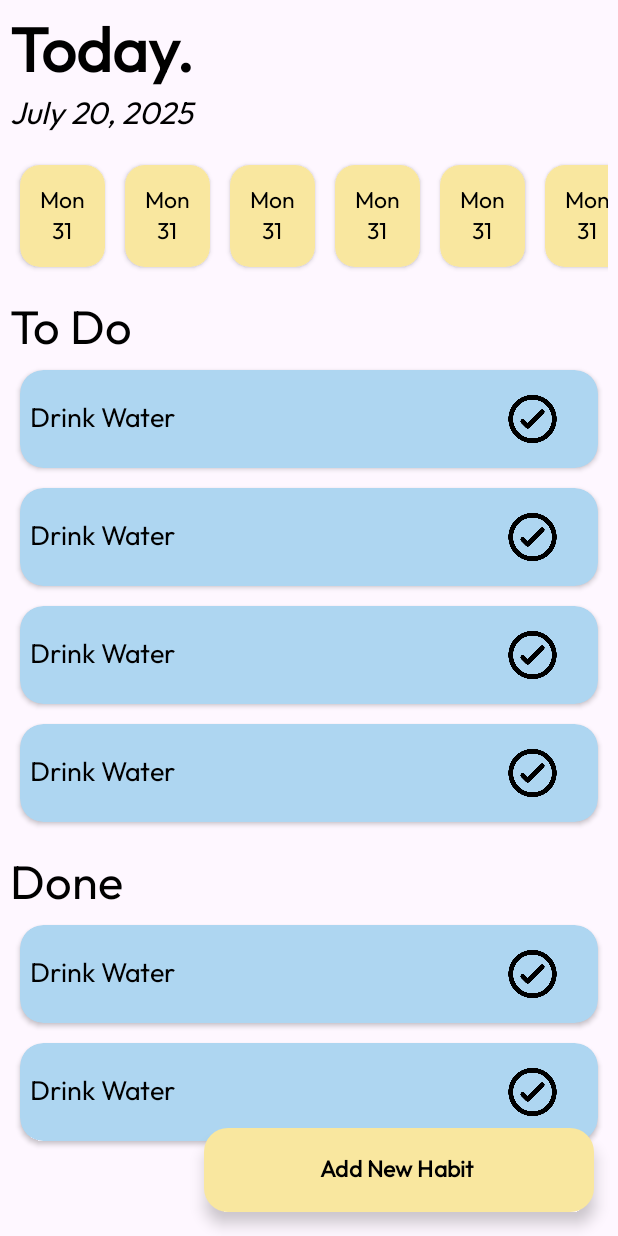
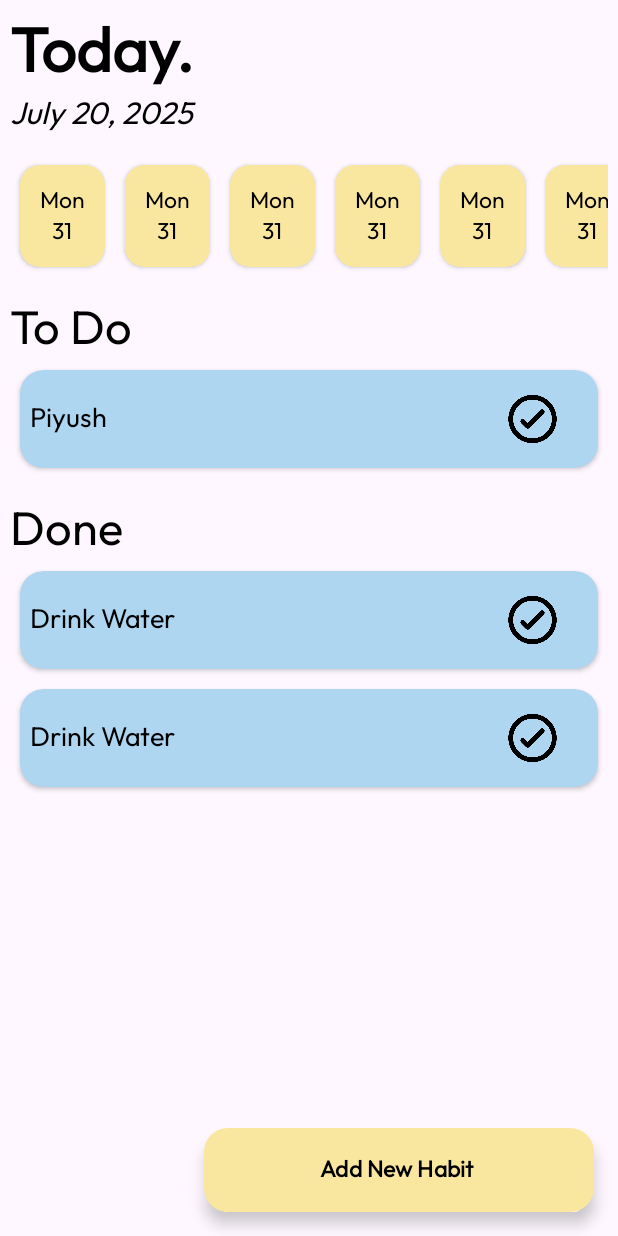
Before and after one commit to thepiyushapkaje/Habitly, an Android app: the DashboardActivity screen opened directly, with no data from a screen before it, after a tap on "Add New Habit", on a phone screen of 412 x 824 dp. Run offline under Robolectric (Android 15) with nearby library versions, the phone set to English and light mode, and no system bars; our stand-ins replace Room's generated code, sdp/ssp sizes.

Commit message:
Added room database operations and also shown that using recyclerview in todo section.

```diff
--- a/app/src/main/java/com/nextbigthing/habitly/adapter/TodoAdapter.kt
+++ b/app/src/main/java/com/nextbigthing/habitly/adapter/TodoAdapter.kt
@@ -3,14 +3,15 @@ package com.nextbigthing.habitly.adapter
 import android.view.LayoutInflater
 import android.view.View
 import android.view.ViewGroup
+import android.widget.TextView
 import androidx.recyclerview.widget.RecyclerView
 import com.nextbigthing.habitly.R
+import com.nextbigthing.habitly.room.Habit
 
-class TodoAdapter : RecyclerView.Adapter<TodoAdapter.CalendarViewHolder>() {
-
+class TodoAdapter(private var todoList: List<Habit>) : RecyclerView.Adapter<TodoAdapter.CalendarViewHolder>() {
 
     inner class CalendarViewHolder(itemView: View) : RecyclerView.ViewHolder(itemView) {
-
+        val todoTitleTextView: TextView = itemView.findViewById(R.id.todoTitleTextView)
     }
 
     override fun onCreateViewHolder(parent: ViewGroup, viewType: Int): CalendarViewHolder {
@@ -20,7 +21,13 @@ class TodoAdapter : RecyclerView.Adapter<TodoAdapter.CalendarViewHolder>() {
     }
 
     override fun onBindViewHolder(holder: CalendarViewHolder, position: Int) {
+        holder.todoTitleTextView.text = todoList[position].firstName
     }
 
-    override fun getItemCount(): Int = 4
+    override fun getItemCount(): Int = todoList.size
+
+    fun updateList(newHabits: List<Habit>) {
+        todoList = newHabits // `habits` should be a var in your adapter
+        notifyDataSetChanged()
+    }
 }
--- a/app/src/main/java/com/nextbigthing/habitly/room/AppDatabase.kt
+++ b/app/src/main/java/com/nextbigthing/habitly/room/AppDatabase.kt
@@ -3,7 +3,7 @@ package com.nextbigthing.habitly.room
 import androidx.room.Database
 import androidx.room.RoomDatabase
 
-@Database(entities = [User::class], version = 1)
+@Database(entities = [Habit::class], version = 1)
 abstract class AppDatabase : RoomDatabase() {
-    abstract fun userDao(): UserDao
+    abstract fun habitDao(): HabitDao
 }
--- /dev/null
+++ b/app/src/main/java/com/nextbigthing/habitly/room/Habit.kt
@@ -0,0 +1,12 @@
+package com.nextbigthing.habitly.room
+
+import androidx.room.ColumnInfo
+import androidx.room.Entity
+import androidx.room.PrimaryKey
+
+@Entity
+data class Habit(
+    @PrimaryKey(autoGenerate = true) val uid: Int=0,
+    @ColumnInfo(name = "title") val firstName: String?,
+    @ColumnInfo(name = "status") val isCompleted: Boolean?
+)
--- /dev/null
+++ b/app/src/main/java/com/nextbigthing/habitly/room/HabitDao.kt
@@ -0,0 +1,22 @@
+package com.nextbigthing.habitly.room
+
+import androidx.room.Dao
+import androidx.room.Delete
+import androidx.room.Insert
+import androidx.room.Query
+
+@Dao
+interface HabitDao {
+
+    @Query("SELECT * FROM habit")
+    fun getAll(): List<Habit>
+
+    @Query("SELECT * FROM habit WHERE uid IN (:userIds)")
+    fun loadAllByIds(userIds: IntArray): List<Habit>
+
+    @Insert
+    fun insertAll(vararg habit: Habit)
+
+    @Delete
+    fun delete(habit: Habit)
+}
--- a/app/src/main/java/com/nextbigthing/habitly/room/User.kt
+++ /dev/null
@@ -1,12 +0,0 @@
-package com.nextbigthing.habitly.room
-
-import androidx.room.ColumnInfo
-import androidx.room.Entity
-import androidx.room.PrimaryKey
-
-@Entity
-data class User(
-    @PrimaryKey val uid: Int,
-    @ColumnInfo(name = "first_name") val firstName: String?,
-    @ColumnInfo(name = "last_name") val lastName: String?
-)
--- a/app/src/main/java/com/nextbigthing/habitly/room/UserDao.kt
+++ /dev/null
@@ -1,26 +0,0 @@
-package com.nextbigthing.habitly.room
-
-import androidx.room.Dao
-import androidx.room.Delete
-import androidx.room.Insert
-import androidx.room.Query
-
-@Dao
-interface UserDao {
-
-    @Query("SELECT * FROM user")
-    fun getAll(): List<User>
-
-    @Query("SELECT * FROM user WHERE uid IN (:userIds)")
-    fun loadAllByIds(userIds: IntArray): List<User>
-
-    @Query("SELECT * FROM user WHERE first_name LIKE :first AND " +
-            "last_name LIKE :last LIMIT 1")
-    fun findByName(first: String, last: String): User
-
-    @Insert
-    fun insertAll(vararg users: User)
-
-    @Delete
-    fun delete(user: User)
-}
--- a/app/src/main/java/com/nextbigthing/habitly/ui/DashboardActivity.kt
+++ b/app/src/main/java/com/nextbigthing/habitly/ui/DashboardActivity.kt
@@ -6,26 +6,29 @@ import androidx.appcompat.app.AppCompatActivity
 import androidx.core.view.ViewCompat
 import androidx.core.view.WindowInsetsCompat
 import androidx.recyclerview.widget.LinearLayoutManager
+import com.nextbigthing.habitly.R
 import com.nextbigthing.habitly.adapter.CalendarAdapter
 import com.nextbigthing.habitly.adapter.DoneAdapter
-import com.nextbigthing.habitly.R
 import com.nextbigthing.habitly.adapter.TodoAdapter
 import com.nextbigthing.habitly.databinding.ActivityDashboardBinding
+import com.nextbigthing.habitly.room.Habit
 import com.nextbigthing.habitly.room.RoomHelper
-import com.nextbigthing.habitly.room.User
 import kotlinx.coroutines.CoroutineScope
 import kotlinx.coroutines.Dispatchers
 import kotlinx.coroutines.launch
+import kotlinx.coroutines.withContext
 
 class DashboardActivity : AppCompatActivity() {
 
     private lateinit var binding: ActivityDashboardBinding
+    private lateinit var todoAdapter: TodoAdapter
 
     override fun onCreate(savedInstanceState: Bundle?) {
         super.onCreate(savedInstanceState)
         enableEdgeToEdge()
         binding = ActivityDashboardBinding.inflate(layoutInflater)
         setContentView(binding.root)
+
         ViewCompat.setOnApplyWindowInsetsListener(findViewById(R.id.main)) { v, insets ->
             val systemBars = insets.getInsets(WindowInsetsCompat.Type.systemBars())
             v.setPadding(systemBars.left, systemBars.top, systemBars.right, systemBars.bottom)
@@ -38,7 +41,18 @@ class DashboardActivity : AppCompatActivity() {
 
         binding.todoRecyclerView.layoutManager =
             LinearLayoutManager(this, LinearLayoutManager.VERTICAL, false)
-        binding.todoRecyclerView.adapter = TodoAdapter()
+
+        // Load habits in background and set adapter on the main thread
+        CoroutineScope(Dispatchers.IO).launch {
+            val db = RoomHelper.getDatabase(this@DashboardActivity)
+            val userDao = db.habitDao()
+            val habits = userDao.getAll()
+
+            withContext(Dispatchers.Main) {
+                todoAdapter = TodoAdapter(habits)
+                binding.todoRecyclerView.adapter = todoAdapter
+            }
+        }
 
         binding.doneRecyclerView.layoutManager =
             LinearLayoutManager(this, LinearLayoutManager.VERTICAL, false)
@@ -47,8 +61,18 @@ class DashboardActivity : AppCompatActivity() {
         binding.fabAddHabit.setOnClickListener {
             CoroutineScope(Dispatchers.IO).launch {
                 val db = RoomHelper.getDatabase(this@DashboardActivity)
-                val userDao = db.userDao()
-                userDao.insertAll(User(1, "Piyush", "Jaiswal"))
+                val userDao = db.habitDao()
+
+                // Insert a new habit
+                userDao.insertAll(Habit(firstName = "Piyush", isCompleted = false))
+
+                // Fetch updated list
+                val updatedHabits = userDao.getAll()
+
+                // Update UI on main thread
+                withContext(Dispatchers.Main) {
+                    todoAdapter.updateList(updatedHabits)
+                }
             }
         }
     }
--- a/app/src/main/res/layout/activity_dashboard.xml
+++ b/app/src/main/res/layout/activity_dashboard.xml
@@ -39,30 +39,40 @@
             android:layout_width="match_parent"
             android:layout_height="wrap_content"/>
 
+        <ScrollView
+            android:layout_width="match_parent"
+            android:layout_height="match_parent">
+
+            <LinearLayout
+                android:layout_width="match_parent"
+                android:layout_height="wrap_content"
+                android:orientation="vertical" >
+
                 <TextView
                     android:layout_width="wrap_content"
                     android:layout_height="wrap_content"
+                    android:layout_marginTop="@dimen/_10sdp"
                     android:text="To Do"
-            android:textSize="@dimen/_24sdp"
-            android:layout_marginTop="@dimen/_10sdp"/>
+                    android:textSize="@dimen/_24sdp" />
 
                 <androidx.recyclerview.widget.RecyclerView
                     android:id="@+id/todoRecyclerView"
                     android:layout_width="match_parent"
                     android:layout_height="wrap_content" />
 
-
                 <TextView
                     android:layout_width="wrap_content"
                     android:layout_height="wrap_content"
+                    android:layout_marginTop="@dimen/_10sdp"
                     android:text="Done"
-            android:textSize="@dimen/_24sdp"
-            android:layout_marginTop="@dimen/_10sdp"/>
+                    android:textSize="@dimen/_24sdp" />
 
                 <androidx.recyclerview.widget.RecyclerView
                     android:id="@+id/doneRecyclerView"
                     android:layout_width="match_parent"
                     android:layout_height="wrap_content" />
+            </LinearLayout>
+        </ScrollView>
 
 
     </LinearLayout>
--- a/app/src/main/res/layout/item_view_todo.xml
+++ b/app/src/main/res/layout/item_view_todo.xml
@@ -19,7 +19,7 @@
         android:orientation="horizontal">
 
         <TextView
-            android:id="@+id/textView9"
+            android:id="@+id/todoTitleTextView"
             android:layout_width="match_parent"
             android:layout_height="wrap_content"
             android:layout_gravity="center_vertical"
```
Lines whose indentation alone changed are shown as unchanged.
